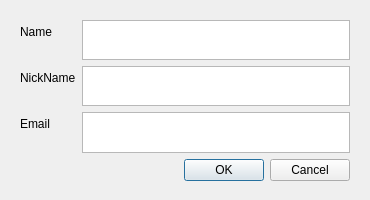
Before: the Qt Designer form gui/Login.ui in Howest-AdvMathProg/project-2021-Joren-vanGoethem, drawn with Qt 5.
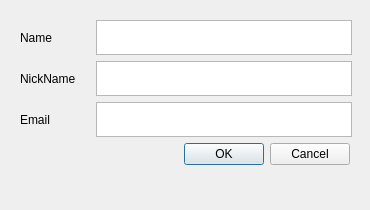
After: the same form once the commit is applied.

```diff
--- a/gui/Login.ui
+++ b/gui/Login.ui
@@ -7,26 +7,75 @@
     <x>0</x>
     <y>0</y>
     <width>370</width>
-    <height>200</height>
+    <height>210</height>
    </rect>
   </property>
   <property name="windowTitle">
    <string>Login</string>
   </property>
-  <widget class="QWidget" name="">
+  <widget class="QWidget" name="layoutWidget">
    <property name="geometry">
     <rect>
      <x>20</x>
      <y>20</y>
-     <width>330</width>
-     <height>161</height>
+     <width>336</width>
+     <height>171</height>
     </rect>
    </property>
    <layout class="QGridLayout" name="gridLayout">
-    <item row="0" column="0">
+    <property name="sizeConstraint">
+     <enum>QLayout::SetFixedSize</enum>
+    </property>
+    <item row="2" column="0">
+     <widget class="QDialogButtonBox" name="LoginButtons">
+      <property name="sizePolicy">
+       <sizepolicy hsizetype="Fixed" vsizetype="Fixed">
+        <horstretch>0</horstretch>
+        <verstretch>0</verstretch>
+       </sizepolicy>
+      </property>
+      <property name="maximumSize">
+       <size>
+        <width>330</width>
+        <height>35</height>
+       </size>
+      </property>
+      <property name="orientation">
+       <enum>Qt::Horizontal</enum>
+      </property>
+      <property name="standardButtons">
+       <set>QDialogButtonBox::Cancel|QDialogButtonBox::Ok</set>
+      </property>
+     </widget>
+    </item>
+    <item row="1" column="0">
      <layout class="QFormLayout" name="formLayout">
+      <property name="fieldGrowthPolicy">
+       <enum>QFormLayout::ExpandingFieldsGrow</enum>
+      </property>
+      <property name="verticalSpacing">
+       <number>6</number>
+      </property>
       <item row="0" column="0">
        <widget class="QLabel" name="NameLabel">
+        <property name="sizePolicy">
+         <sizepolicy hsizetype="Fixed" vsizetype="Fixed">
+          <horstretch>0</horstretch>
+          <verstretch>0</verstretch>
+         </sizepolicy>
+        </property>
+        <property name="minimumSize">
+         <size>
+          <width>70</width>
+          <height>35</height>
+         </size>
+        </property>
+        <property name="maximumSize">
+         <size>
+          <width>16777215</width>
+          <height>35</height>
+         </size>
+        </property>
         <property name="text">
          <string>Name</string>
         </property>
@@ -36,10 +85,47 @@
        </widget>
       </item>
       <item row="0" column="1">
-       <widget class="QPlainTextEdit" name="NameField"/>
+       <widget class="QPlainTextEdit" name="NameField">
+        <property name="sizePolicy">
+         <sizepolicy hsizetype="Fixed" vsizetype="Fixed">
+          <horstretch>0</horstretch>
+          <verstretch>0</verstretch>
+         </sizepolicy>
+        </property>
+        <property name="minimumSize">
+         <size>
+          <width>0</width>
+          <height>35</height>
+         </size>
+        </property>
+        <property name="maximumSize">
+         <size>
+          <width>256</width>
+          <height>35</height>
+         </size>
+        </property>
+       </widget>
       </item>
       <item row="1" column="0">
        <widget class="QLabel" name="NicknameLabel">
+        <property name="sizePolicy">
+         <sizepolicy hsizetype="Fixed" vsizetype="Fixed">
+          <horstretch>0</horstretch>
+          <verstretch>0</verstretch>
+         </sizepolicy>
+        </property>
+        <property name="minimumSize">
+         <size>
+          <width>70</width>
+          <height>35</height>
+         </size>
+        </property>
+        <property name="maximumSize">
+         <size>
+          <width>16777215</width>
+          <height>35</height>
+         </size>
+        </property>
         <property name="text">
          <string>NickName</string>
         </property>
@@ -49,10 +135,47 @@
        </widget>
       </item>
       <item row="1" column="1">
-       <widget class="QPlainTextEdit" name="NicknameField"/>
+       <widget class="QPlainTextEdit" name="NicknameField">
+        <property name="sizePolicy">
+         <sizepolicy hsizetype="Fixed" vsizetype="Fixed">
+          <horstretch>0</horstretch>
+          <verstretch>0</verstretch>
+         </sizepolicy>
+        </property>
+        <property name="minimumSize">
+         <size>
+          <width>0</width>
+          <height>35</height>
+         </size>
+        </property>
+        <property name="maximumSize">
+         <size>
+          <width>256</width>
+          <height>35</height>
+         </size>
+        </property>
+       </widget>
       </item>
       <item row="2" column="0">
        <widget class="QLabel" name="EmailLabel">
+        <property name="sizePolicy">
+         <sizepolicy hsizetype="Fixed" vsizetype="Fixed">
+          <horstretch>0</horstretch>
+          <verstretch>0</verstretch>
+         </sizepolicy>
+        </property>
+        <property name="minimumSize">
+         <size>
+          <width>70</width>
+          <height>35</height>
+         </size>
+        </property>
+        <property name="maximumSize">
+         <size>
+          <width>16777215</width>
+          <height>35</height>
+         </size>
+        </property>
         <property name="text">
          <string>Email</string>
         </property>
@@ -62,20 +185,29 @@
        </widget>
       </item>
       <item row="2" column="1">
-       <widget class="QPlainTextEdit" name="EmailField"/>
+       <widget class="QPlainTextEdit" name="EmailField">
+        <property name="sizePolicy">
+         <sizepolicy hsizetype="Fixed" vsizetype="Fixed">
+          <horstretch>0</horstretch>
+          <verstretch>0</verstretch>
+         </sizepolicy>
+        </property>
+        <property name="minimumSize">
+         <size>
+          <width>0</width>
+          <height>35</height>
+         </size>
+        </property>
+        <property name="maximumSize">
+         <size>
+          <width>256</width>
+          <height>35</height>
+         </size>
+        </property>
+       </widget>
       </item>
      </layout>
     </item>
-    <item row="1" column="0">
-     <widget class="QDialogButtonBox" name="LoginButtons">
-      <property name="orientation">
-       <enum>Qt::Horizontal</enum>
-      </property>
-      <property name="standardButtons">
-       <set>QDialogButtonBox::Cancel|QDialogButtonBox::Ok</set>
-      </property>
-     </widget>
-    </item>
    </layout>
   </widget>
  </widget>
```
